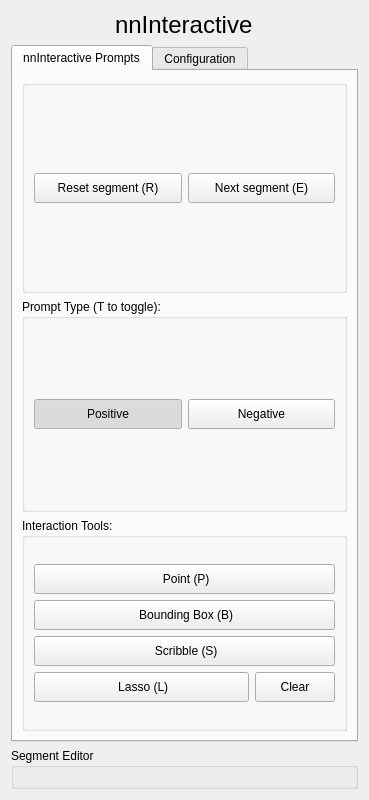
Qt form slicer_plugin/SlicerNNInteractive/Resources/UI/SlicerNNInteractive.ui (coendevente/SlicerNNInteractive) before a commit.
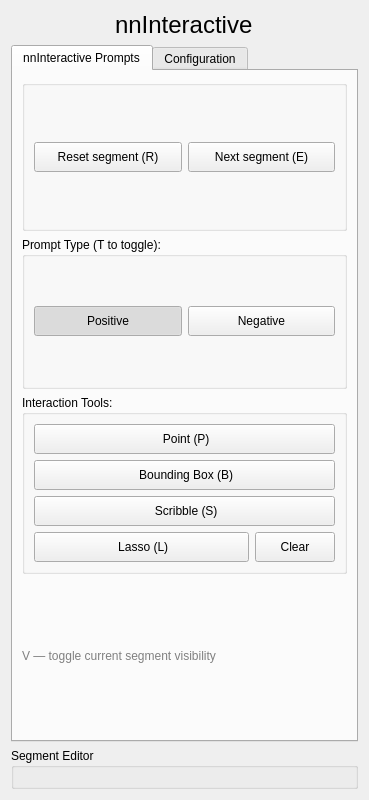
The same form after that commit. Custom widgets are drawn as their Qt base class.

Commit message: feat: V hotkey for segment visibility + cuDNN conflict guard

The edit to the form file:
```diff
--- a/slicer_plugin/SlicerNNInteractive/Resources/UI/SlicerNNInteractive.ui
+++ b/slicer_plugin/SlicerNNInteractive/Resources/UI/SlicerNNInteractive.ui
@@ -272,6 +272,22 @@
            </layout>
           </widget>
          </item>
+         <item>
+          <widget class="QLabel" name="hotkeyLegendLabel">
+           <property name="toolTip">
+            <string>Press V to show/hide the segment you are currently working on.</string>
+           </property>
+           <property name="text">
+            <string>V — toggle current segment visibility</string>
+           </property>
+           <property name="styleSheet">
+            <string notr="true">color: gray;</string>
+           </property>
+           <property name="wordWrap">
+            <bool>true</bool>
+           </property>
+          </widget>
+         </item>
         </layout>
        </widget>
        <widget class="QWidget" name="tabConfig">
```
The commit also changes 2 other files.
